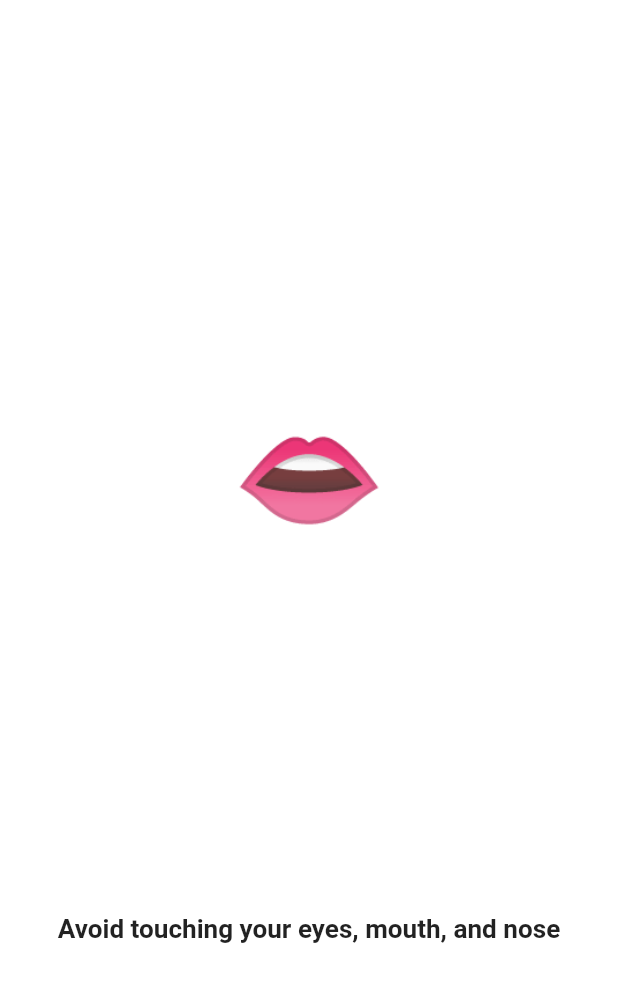
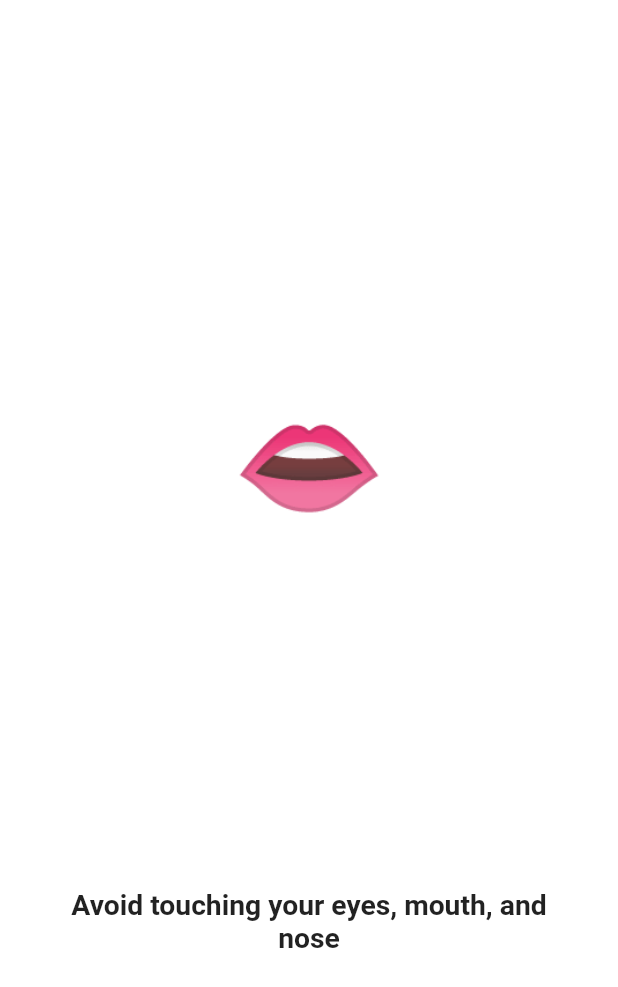
Before and after one commit to WorldHealthOrganization/app, a Flutter app: the CarouselSlide widget shown alone on an empty page, opened directly, on a phone screen of 412 x 824 dp. Shown: the top 987 px of the screen. Run offline on Flutter 3.47's test engine with Material 2 defaults, Android fonts, the phone set to English and light mode, and no system bars; our stand-ins replace share; missing offline and left inert: page_view_indicator.

Commit message:
Solved overflow issues in Carousel

```diff
--- a/client/flutter/lib/carousel_page.dart
+++ b/client/flutter/lib/carousel_page.dart
@@ -36,7 +36,7 @@ class CarouselSlide extends StatelessWidget {
                this.message,
               style:TextStyle(fontWeight: FontWeight.bold),
 
-              textScaleFactor: scale * 1.2,
+              textScaleFactor: scale * 1.3,
               textAlign: TextAlign.center,
             ),
             Spacer(flex: 1),
--- a/content/credits.yaml
+++ b/content/credits.yaml
@@ -25,6 +25,8 @@ team:
   - Benjamin Swerdlow
   - Jason Telanoff
   - Dan Field
+  - Ayush Singh
+
 # Add yourself here when you first submit a contribution.
 
 # TODO: Pre-launch, review above list to add in the full team that doesn't make git commits!
```
